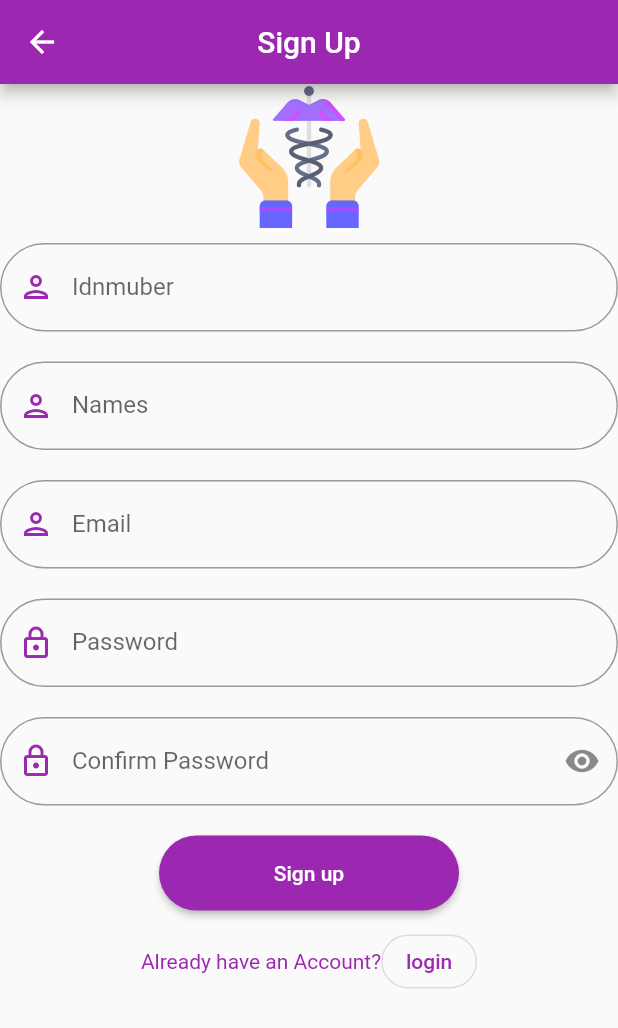
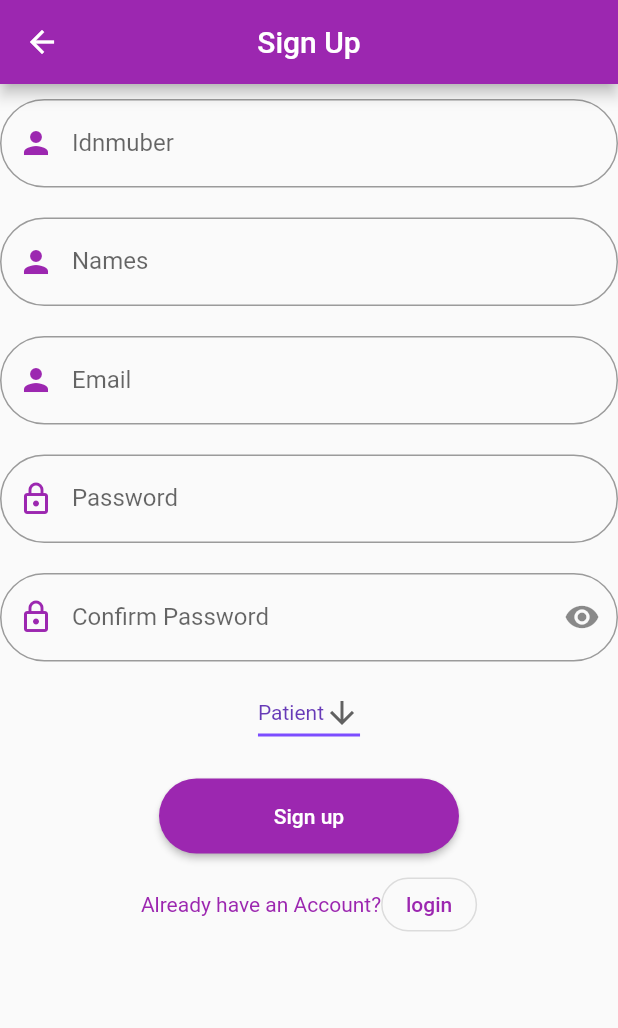
Before and after one commit to Keba462/coo_doctor, a Flutter app: the SignUp screen opened directly, on a phone screen of 412 x 824 dp. Shown: the top 1028 px of the screen. Run offline on Flutter 3.47's test engine with Material 2 defaults, Android fonts, the phone set to English and light mode, and no system bars; our stand-ins replace cloud_firestore, firebase_auth, firebase_core; accounts and stored records are empty.

Commit message:
commit to master

```diff
--- a/lib/Pages/signin_page.dart
+++ b/lib/Pages/signin_page.dart
@@ -18,7 +18,10 @@ class SignUp extends StatefulWidget {
 
 class _SignUpState extends State<SignUp> {
   bool _obscureText= true;
+  String _role ='Patient';
  String? _email,_password,_idnumber,_names;
+String title ="Role";
+
  TextEditingController password =TextEditingController();
  TextEditingController confirmpassword=TextEditingController();
   final GlobalKey<FormState>_formkey = GlobalKey<FormState>();
@@ -34,14 +37,9 @@ class _SignUpState extends State<SignUp> {
         key: _formkey,
         child: Column(
           children: <Widget>[
-            CircleAvatar(
-                  backgroundColor: Colors.transparent,
-                  radius: 48.0,
-                  child: Image.asset('assets/logo.png'),
-                ),
             SizedBox(
-             height: 10.0,
-           ),
+          height: 10.0,
+        ),
            TextFormField(
              validator:(input) {
                if(input == ""){
@@ -50,7 +48,7 @@ class _SignUpState extends State<SignUp> {
              },
              onSaved:(input) => _idnumber = input!,
              decoration: InputDecoration(
-               labelText: 'Idnmuber',prefixIcon: Icon(Icons.person_outlined,color: Colors.purple,),
+               labelText: 'Idnmuber',prefixIcon: Icon(Icons.person,color: Colors.purple,),
                border: OutlineInputBorder(borderRadius: BorderRadius.circular(30.0),),
              ),
 
@@ -66,7 +64,7 @@ class _SignUpState extends State<SignUp> {
              },
              onSaved:(input) => _names = input!,
              decoration: InputDecoration(
-               labelText: 'Names',prefixIcon: Icon(Icons.person_outlined,color: Colors.purple,),
+               labelText: 'Names',prefixIcon: Icon(Icons.person,color: Colors.purple,),
                border: OutlineInputBorder(borderRadius: BorderRadius.circular(30.0),),
              ),
 
@@ -82,7 +80,7 @@ class _SignUpState extends State<SignUp> {
              },
              onSaved:(input) => _email = input!,
              decoration: InputDecoration(
-               labelText: 'Email',prefixIcon: Icon(Icons.person_outlined,color: Colors.purple,),
+               labelText: 'Email',prefixIcon: Icon(Icons.person,color: Colors.purple,),
                border: OutlineInputBorder(borderRadius: BorderRadius.circular(30.0),),
              ),
 
@@ -90,6 +88,21 @@ class _SignUpState extends State<SignUp> {
            SizedBox(
              height: 20.0,
            ),
+           /*
+           TextFormField(
+             validator:(input) {
+               if(input == ""){
+                 return 'please type in Your Role';
+               }
+             },
+             onSaved:(input) => _role= input!,
+             decoration: InputDecoration(
+               labelText: 'patient/doctor',prefixIcon: Icon(Icons.person_outlined,color: Colors.purple,),
+               border: OutlineInputBorder(borderRadius: BorderRadius.circular(30.0),),
+             ),
+
+           ),
+          */
            TextFormField(
              validator: (input){
                if(input == ""){
@@ -137,9 +150,44 @@ class _SignUpState extends State<SignUp> {
 
         ),
            SizedBox(
+             height: 10.0,
+           ),
+           /*
+           ExpansionTile(
+             title:Text(title),
+             subtitle: Text('Select a Role'),
+             children:<Widget>[
+               ListTile(
+                 title:Text('Doctor')),
+                 ListTile(
+                 title:Text('Patient'))
+             ]
+             ),*/
+      DropdownButton<String>(
+      value: _role,
+      icon: const Icon(Icons.arrow_downward),
+      elevation: 16,
+      style: const TextStyle(color: Colors.deepPurple),
+      underline: Container(
+        height: 2,
+        color: Colors.deepPurpleAccent,
+      ),
+      onChanged: (String? newValue) {
+        setState(() {
+          _role = newValue!;
+        });
+      },
+      items: <String>['Patient', 'Doctor']
+          .map<DropdownMenuItem<String>>((String value) {
+        return DropdownMenuItem<String>(
+          value: value,
+          child: Text(value),
+        );
+      }).toList(),
+    ),
+              SizedBox(
              height: 20.0,
            ),
-
            ElevatedButton(
 
              onPressed:signUp ,
@@ -189,7 +237,7 @@ class _SignUpState extends State<SignUp> {
       formState.save();
       try{
      await FirebaseAuth.instance.createUserWithEmailAndPassword(email: _email??"", password: _password??"").then((value){
-       FirebaseFirestore.instance.collection('patients').doc().set({"email":_email,"password":_password,"idnumber":_idnumber,"full names":_names},);
+       FirebaseFirestore.instance.collection('users').doc().set({"email":_email,"password":_password,"idnumber":_idnumber,"full names":_names,"role":_role},);
        print('created new account');
        Navigator.pushReplacement(context, MaterialPageRoute(builder: (context) => LogIn()));
      });
--- a/lib/main.dart
+++ b/lib/main.dart
@@ -43,6 +43,8 @@ class _WelcomPageState extends State<WelcomPage> {
   Widget build(BuildContext context) {
     return Scaffold(
       body: Container(
+        width:MediaQuery.of(context).size.width,
+      height:MediaQuery.of(context).size.height,
         decoration: BoxDecoration(
           gradient: LinearGradient(colors:
            [hexStringToColor("#9900CC"),
```
Also changed, not shown: lib/Pages/forgot_pass.dart (added, +76 -0 lines), lib/Pages/home.dart (+104 -15 lines), lib/Pages/login_page.dart (+4 -8 lines), lib/Pages/profilePage.dart (added, +20 -0 lines).
